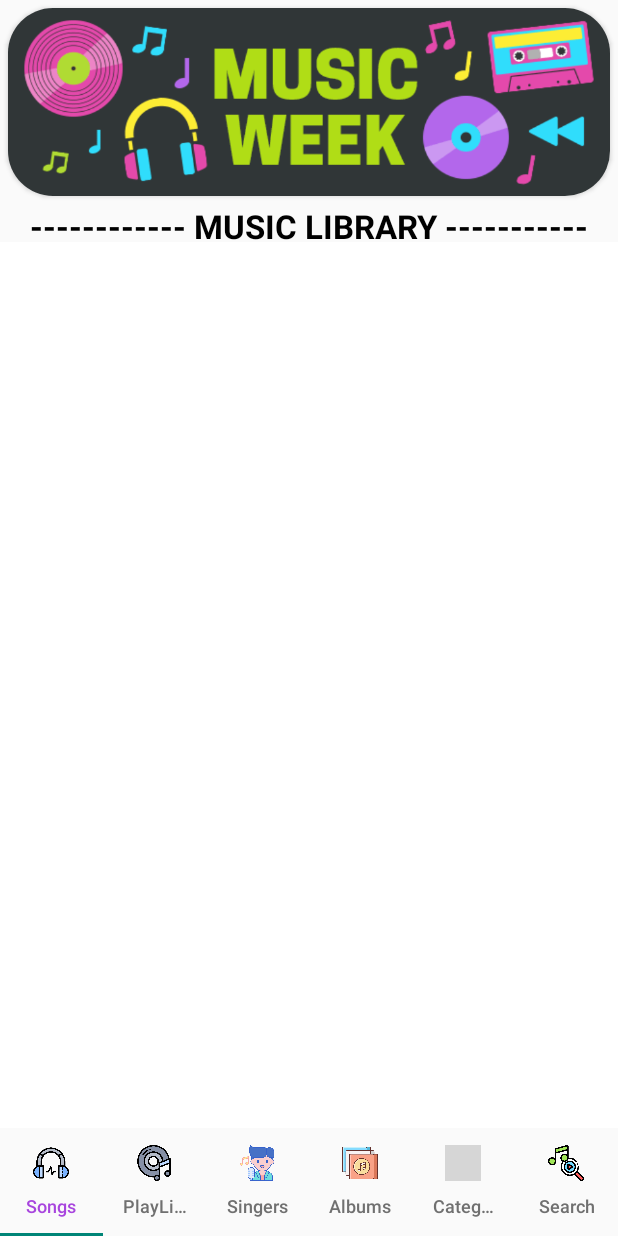
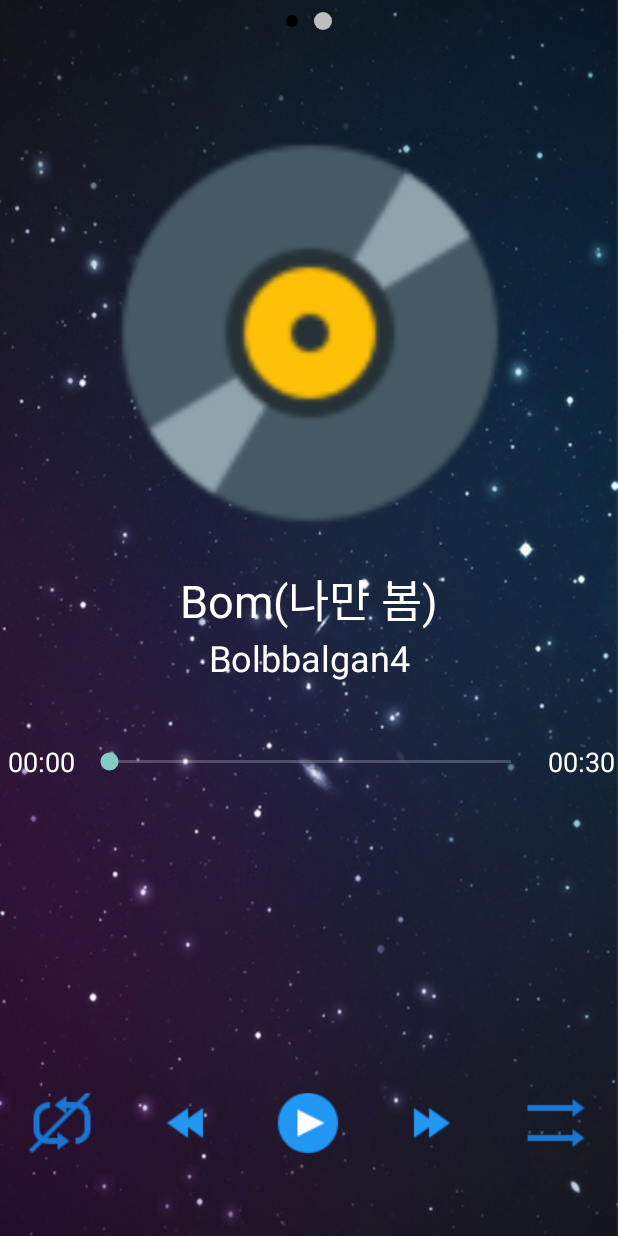
Before and after one commit to hungle140898/t5_android_mediaplayer, an Android app: the screen it shows after launch (MainActivity before the commit, PlaySongActivity after it), on a phone screen of 412 x 824 dp. Run offline under Robolectric (Android 15) with nearby library versions, the phone set to English and light mode, and no system bars; grey boxes are pictures that could not be loaded.

Commit message:
hoàn thành phần phát nhạc

```diff
--- a/app/build.gradle
+++ b/app/build.gradle
@@ -22,6 +22,7 @@
     implementation fileTree(dir: 'libs', include: ['*.jar'])
     implementation 'com.android.support:appcompat-v7:28.0.0'
     implementation 'com.android.support.constraint:constraint-layout:1.1.3'
+    implementation 'com.android.support:support-v4:28.0.0'
     testImplementation 'junit:junit:4.12'
     androidTestImplementation 'com.android.support.test:runner:1.0.2'
     androidTestImplementation 'com.android.support.test.espresso:espresso-core:3.0.2'
--- a/app/src/main/AndroidManifest.xml
+++ b/app/src/main/AndroidManifest.xml
@@ -8,15 +8,15 @@
         android:label="@string/app_name"
         android:roundIcon="@mipmap/ic_launcher_round"
         android:supportsRtl="true"
-        android:theme="@style/Theme.AppCompat.Light.NoActionBar">
-        <activity android:name=".Activity.MainActivity">
+        android:theme="@style/Theme.AppCompat.NoActionBar">
+        <activity android:name=".Activity.PlaySongActivity">
             <intent-filter>
                 <action android:name="android.intent.action.MAIN" />
 
                 <category android:name="android.intent.category.LAUNCHER" />
             </intent-filter>
         </activity>
-        <activity android:name=".Activity.PlaySongActivity">
+        <activity android:name=".Activity.MainActivity">
             <intent-filter>
                 <action android:name="android.intent.action.VIEW" />
 
--- a/app/src/main/java/com/example/appmusic/Activity/PlaySongActivity.java
+++ b/app/src/main/java/com/example/appmusic/Activity/PlaySongActivity.java
@@ -18,6 +18,8 @@
 
 import android.media.MediaPlayer;
 import android.os.Handler;
+import android.support.v4.content.ContextCompat;
+import android.support.v4.view.ViewPager;
 import android.support.v7.app.AppCompatActivity;
 import android.os.Bundle;
 import android.view.View;
@@ -25,56 +27,44 @@
 import android.view.animation.AnimationUtils;
 import android.widget.ImageButton;
 import android.widget.ImageView;
-import android.widget.SeekBar;
-import android.widget.TextView;
+import android.widget.LinearLayout;
+
+import com.example.appmusic.Adapter.ViewPagerAdapter;
+import com.example.appmusic.Fragment.SongDetailsFragment;
+import com.example.appmusic.Fragment.SongsListFragment;
+import com.example.appmusic.Model.Song;
+import com.example.appmusic.R;
 
 import java.text.SimpleDateFormat;
 import java.util.ArrayList;
 import java.util.Collections;
 
-import com.example.appmusic.Model.Song;
-import com.example.appmusic.R;
 
 public class PlaySongActivity extends AppCompatActivity {
 
-    TextView txtTotalTime, txtCurrentTime, txtSongName, txtSingerName;
-    ImageView imgSong;
     ImageButton btnReplay, btnPrev, btnNext, btnPlay, btnShuffle;
-    SeekBar sbSong;
     ArrayList<Song> arraySong;
-    int mPosition = 0;
-    MediaPlayer mediaPlayer;
+    public int mPosition = 0;
+    public MediaPlayer mediaPlayer;
     boolean isReplay = false, isReplayOne = false, isShuffle = false;
     Animation animation;
+    LinearLayout sliderDotspanel;
+    private ImageView[] dots;
+    ViewPager viewPager;
 
     @Override
     protected void onCreate(Bundle savedInstanceState) {
         super.onCreate(savedInstanceState);
-        setContentView(R.layout.activity_main);
+        setContentView(R.layout.activity_playsong);
 
         mapping();
         addSong();
+        setLayout();
+        createMediaPlayer();
+        setTotalTime();
 
-        animation = AnimationUtils.loadAnimation(this, R.anim.disc_rotate);
-
-        createMediaPlayer();
-
-        sbSong.setOnSeekBarChangeListener(new SeekBar.OnSeekBarChangeListener() {
-            @Override
-            public void onProgressChanged(SeekBar seekBar, int progress, boolean fromUser) {
-
-            }
-
-            @Override
-            public void onStartTrackingTouch(SeekBar seekBar) {
-
-            }
-
-            @Override
-            public void onStopTrackingTouch(SeekBar seekBar) {
-                mediaPlayer.seekTo(sbSong.getProgress());
-            }
-        });
+        viewPager.setTag(-16110110, arraySong);
+        viewPager.setTag(-16110111, mPosition);
     }
 
     private void addSong() {
@@ -88,31 +78,26 @@
         arraySong.add(new Song("Older", "Sasha Sloan", R.raw.older));
     }
 
-
     private void mapping() {
-        txtCurrentTime = findViewById(R.id.txtThoiGianHienTai);
-        txtTotalTime = findViewById(R.id.txtTongThoiGian);
-        txtSingerName = findViewById(R.id.txtTenCaSi);
-        txtSongName = findViewById(R.id.txtTenBaiHat);
-        imgSong = findViewById(R.id.imgAnhBaiHat);
+        viewPager = findViewById(R.id.viewPager);
         btnPlay = findViewById(R.id.btnPlay);
         btnNext = findViewById(R.id.btnNext);
         btnPrev = findViewById(R.id.btnPrevious);
         btnReplay = findViewById(R.id.btnLapLai);
         btnShuffle = findViewById(R.id.btnNgauNhien);
-        sbSong = findViewById(R.id.sbBaiHat);
+        sliderDotspanel = findViewById(R.id.SliderDots);
     }
 
-    private void createMediaPlayer() {
+    public void createMediaPlayer() {
         mediaPlayer = MediaPlayer.create(PlaySongActivity.this, arraySong.get(mPosition).getFile());
-        txtSongName.setText(arraySong.get(mPosition).getTitle());
-        txtSingerName.setText(arraySong.get(mPosition).getSinger());
+        viewPager.setTag(-16110400, arraySong.get(mPosition).getTitle());
+        viewPager.setTag(-16110401, arraySong.get(mPosition).getSinger());
     }
 
-    private void setTotalTime() {
+    public void setTotalTime() {
         SimpleDateFormat dateFormat = new SimpleDateFormat("mm:ss");
-        txtTotalTime.setText(dateFormat.format(mediaPlayer.getDuration()));
-        sbSong.setMax(mediaPlayer.getDuration());
+        viewPager.setTag(-16110402, dateFormat.format(mediaPlayer.getDuration()));
+        viewPager.setTag(-16110403, mediaPlayer.getDuration());
     }
 
     private void updateCurrentTime() {
@@ -120,9 +105,9 @@
         handler.postDelayed(new Runnable() {
             @Override
             public void run() {
-                SimpleDateFormat dateFormat = new SimpleDateFormat("mm:ss");
-                txtCurrentTime.setText(dateFormat.format(mediaPlayer.getCurrentPosition()));
-                sbSong.setProgress(mediaPlayer.getCurrentPosition());
+                viewPager.setTag(-16110404, mediaPlayer.getCurrentPosition());
+                viewPager.setTag(-16110111, mPosition);
+                viewPager.getAdapter().notifyDataSetChanged();
                 mediaPlayer.setOnCompletionListener(new MediaPlayer.OnCompletionListener() {
                     @Override
                     public void onCompletion(MediaPlayer mp) {
@@ -156,11 +141,11 @@
         if (mediaPlayer.isPlaying()) {
             mediaPlayer.pause();
             btnPlay.setImageResource(R.drawable.play);
-            imgSong.clearAnimation();
+            //imgSong.clearAnimation();
         } else {
             mediaPlayer.start();
             btnPlay.setImageResource(R.drawable.pause);
-            imgSong.startAnimation(animation);
+            //imgSong.startAnimation(animation);
         }
         setTotalTime();
         updateCurrentTime();
@@ -177,6 +162,8 @@
         createMediaPlayer();
         mediaPlayer.start();
         btnPlay.setImageResource(R.drawable.pause);
+        viewPager.setTag(-16110111, mPosition);
+        viewPager.getAdapter().notifyDataSetChanged();
         setTotalTime();
         updateCurrentTime();
     }
@@ -192,6 +179,8 @@
         createMediaPlayer();
         mediaPlayer.start();
         btnPlay.setImageResource(R.drawable.pause);
+        viewPager.setTag(-16110111, mPosition);
+        viewPager.getAdapter().notifyDataSetChanged();
         setTotalTime();
         updateCurrentTime();
     }
@@ -222,4 +211,49 @@
             addSong();
         }
     }
+
+    public void setLayout(){
+
+        dots = new ImageView[2];
+        for (int i = 0; i < 2; i++) {
+
+            dots[i] = new ImageView(this);
+            dots[i].setImageDrawable(ContextCompat.getDrawable(getApplicationContext(), R.drawable.nonactive_dot));
+
+            LinearLayout.LayoutParams params = new LinearLayout.LayoutParams(LinearLayout.LayoutParams.WRAP_CONTENT, LinearLayout.LayoutParams.WRAP_CONTENT);
+
+            params.setMargins(8, 0, 8, 0);
+
+            sliderDotspanel.addView(dots[i], params);
+        }
+        dots[1].setImageDrawable(ContextCompat.getDrawable(getApplicationContext(), R.drawable.active_dot));
+        ViewPagerAdapter viewPagerAdapter = new ViewPagerAdapter(getSupportFragmentManager());
+        viewPagerAdapter.addFragment(new SongsListFragment());
+        viewPagerAdapter.addFragment(new SongDetailsFragment());
+        viewPager.setAdapter(viewPagerAdapter);
+        viewPager.setCurrentItem(1);
+
+        viewPager.addOnPageChangeListener(new ViewPager.OnPageChangeListener() {
+            @Override
+            public void onPageScrolled(int i, float v, int i1) {
+
+            }
+
+            @Override
+            public void onPageSelected(int position) {
+                for(int i = 0; i< 2; i++){
+                    dots[i].setImageDrawable(ContextCompat.getDrawable(getApplicationContext(), R.drawable.nonactive_dot));
+                }
+
+                dots[position].setImageDrawable(ContextCompat.getDrawable(getApplicationContext(), R.drawable.active_dot));
+            }
+
+            @Override
+            public void onPageScrollStateChanged(int i) {
+
+            }
+        });
+
+        animation = AnimationUtils.loadAnimation(this, R.anim.disc_rotate);
+    }
 }
--- a/app/src/main/java/com/example/appmusic/Adapter/PlayListAdapter.java
+++ /dev/null
@@ -1,6 +0,0 @@
-package com.example.appmusic.Adapter;
-
-import android.widget.ArrayAdapter;
-
-public class PlayListAdapter  {
-}
--- /dev/null
+++ b/app/src/main/java/com/example/appmusic/Adapter/SongsListAdapter.java
@@ -0,0 +1,49 @@
+package com.example.appmusic.Adapter;
+
+import android.app.Activity;
+import android.view.LayoutInflater;
+import android.view.View;
+import android.view.ViewGroup;
+import android.widget.ArrayAdapter;
+import android.widget.TextView;
+
+import com.example.appmusic.R;
+
+import static android.graphics.Color.rgb;
+
+public class SongsListAdapter extends ArrayAdapter<String> {
+
+    private final Activity context;
+    private final String[] song;
+    private final String[] singer;
+    private int mPosition = 0;
+
+    public SongsListAdapter(Activity context,
+                            String[] song, String[] singer) {
+        super(context, R.layout.item, song);
+        this.context = context;
+        this.song = song;
+        this.singer = singer;
+
+    }
+
+    public void setActiveSong(int position){
+        mPosition = position;
+    }
+    @Override
+    public View getView(int position, View view, ViewGroup parent) {
+        LayoutInflater inflater = context.getLayoutInflater();
+        View rowView= inflater.inflate(R.layout.item, null, true);
+        TextView txtTitle = rowView.findViewById(R.id.songItem);
+        TextView txtSinger =  rowView.findViewById(R.id.singerItem);
+
+        txtTitle.setText(song[position]);
+        txtSinger.setText(singer[position]);
+
+        if(position == mPosition){
+            txtSinger.setTextColor(rgb(204, 102, 153));
+            txtTitle.setTextColor(rgb(204, 102, 153));
+        }
+        return rowView;
+    }
+}
--- /dev/null
+++ b/app/src/main/java/com/example/appmusic/Adapter/ViewPagerAdapter.java
@@ -0,0 +1,35 @@
+package com.example.appmusic.Adapter;
+
+import android.support.v4.app.Fragment;
+import android.support.v4.app.FragmentManager;
+import android.support.v4.app.FragmentPagerAdapter;
+
+import java.util.ArrayList;
+
+public class ViewPagerAdapter extends FragmentPagerAdapter {
+    private ArrayList<Fragment> arrayFragment = new ArrayList<>();
+    public ViewPagerAdapter(FragmentManager fm) {
+        super(fm);
+    }
+
+    @Override
+    public Fragment getItem(int position) {
+        return arrayFragment.get(position);
+    }
+
+    @Override
+    public int getCount() {
+        return arrayFragment.size();
+    }
+    public void addFragment(Fragment fragment)
+    {
+        arrayFragment.add(fragment);
+    }
+
+    @Override
+    public int getItemPosition(Object object) {
+        // POSITION_NONE makes it possible to reload the PagerAdapter
+        return POSITION_NONE;
+    }
+
+}
--- /dev/null
+++ b/app/src/main/java/com/example/appmusic/Fragment/SongDetailsFragment.java
@@ -0,0 +1,66 @@
+package com.example.appmusic.Fragment;
+
+import android.os.Bundle;
+import android.os.Handler;
+import android.support.v4.app.Fragment;
+import android.view.LayoutInflater;
+import android.view.View;
+import android.view.ViewGroup;
+import android.widget.SeekBar;
+import android.widget.TextView;
+
+import com.example.appmusic.Activity.PlaySongActivity;
+import com.example.appmusic.R;
+
+import java.text.SimpleDateFormat;
+
+
+public class SongDetailsFragment extends Fragment{
+    TextView txtTotalTime, txtCurrentTime, txtSongName, txtSingerName;
+    SeekBar sbSong;
+
+    @Override
+    public View onCreateView(LayoutInflater inflater, ViewGroup container,
+                             Bundle savedInstanceState) {
+        View view = inflater.inflate(R.layout.fragment_song_details, container, false);
+
+        txtTotalTime = view.findViewById(R.id.txtTongThoiGian);
+        txtCurrentTime =  view.findViewById(R.id.txtThoiGianHienTai);
+        txtSongName = view.findViewById(R.id.txtTenBaiHat);
+        txtSingerName = view.findViewById(R.id.txtTenCaSi);
+        sbSong = view.findViewById(R.id.sbBaiHat);
+        Handler progressBarHandler = new Handler();
+
+        txtSongName.setText(container.getTag(-16110400).toString());
+        txtSingerName.setText(container.getTag(-16110401).toString());
+        txtTotalTime.setText(container.getTag(-16110402).toString());
+        sbSong.setMax(Integer.parseInt(container.getTag(-16110403).toString()));
+        if(container.getTag(-16110404)!= null) {
+            SimpleDateFormat dateFormat = new SimpleDateFormat("mm:ss");
+            txtCurrentTime.setText(dateFormat.format(((PlaySongActivity)getActivity()).mediaPlayer.getCurrentPosition()));
+            progressBarHandler .post(new Runnable() {
+
+                public void run() {
+                    sbSong.setProgress(((PlaySongActivity)getActivity()).mediaPlayer.getCurrentPosition());
+                }
+            });
+        }
+        sbSong.setOnSeekBarChangeListener(new SeekBar.OnSeekBarChangeListener() {
+            @Override
+            public void onProgressChanged(SeekBar seekBar, int progress, boolean fromUser) {
+
+            }
+
+            @Override
+            public void onStartTrackingTouch(SeekBar seekBar) {
+
+            }
+
+            @Override
+            public void onStopTrackingTouch(SeekBar seekBar) {
+                ((PlaySongActivity)getActivity()).mediaPlayer.seekTo(sbSong.getProgress());
+            }
+        });
+        return view;
+    }
+}
--- /dev/null
+++ b/app/src/main/java/com/example/appmusic/Fragment/SongsListFragment.java
@@ -0,0 +1,54 @@
+package com.example.appmusic.Fragment;
+
+import android.os.Bundle;
+import android.support.v4.app.Fragment;
+import android.view.LayoutInflater;
+import android.view.View;
+import android.view.ViewGroup;
+import android.widget.AdapterView;
+import android.widget.ListView;
+
+import java.util.ArrayList;
+
+import com.example.appmusic.Activity.PlaySongActivity;
+import com.example.appmusic.Adapter.SongsListAdapter;
+import com.example.appmusic.Model.Song;
+import com.example.appmusic.R;
+
+public class SongsListFragment extends Fragment {
+    ArrayList<Song> arrayList = new ArrayList<>();
+    int mPosition = 0;
+
+    @Override
+    public View onCreateView(LayoutInflater inflater, ViewGroup container,
+                             Bundle savedInstanceState) {
+        View view = inflater.inflate(R.layout.fragment_songs_list, container, false);
+        ListView resultsListView = view.findViewById(R.id.listview);
+        String[] song = new String[1000];
+        String[] singer = new String[1000];
+        arrayList = (ArrayList) container.getTag(-16110110);
+        mPosition = Integer.parseInt(container.getTag(-16110111).toString());
+
+        for (int i = 0; i < arrayList.size(); i++) {
+            song[i] = arrayList.get(i).getTitle();
+            singer[i] = arrayList.get(i).getSinger();
+        }
+        SongsListAdapter adapter = new
+                SongsListAdapter(getActivity(), song, singer);
+        adapter.setActiveSong(mPosition);
+        resultsListView.setAdapter(adapter);
+
+        resultsListView.setOnItemClickListener(new AdapterView.OnItemClickListener() {
+            @Override
+            public void onItemClick(AdapterView<?> parent, View view,
+                                    int position, long id) {
+                ((PlaySongActivity) getActivity()).mPosition = position;
+                ((PlaySongActivity) getActivity()).createMediaPlayer();
+                ((PlaySongActivity) getActivity()).onPlay(view);
+            }
+        });
+
+        return view;
+    }
+
+}
--- /dev/null
+++ b/app/src/main/res/drawable/active_dot.xml
@@ -0,0 +1,9 @@
+<?xml version="1.0" encoding="utf-8"?>
+<shape xmlns:android="http://schemas.android.com/apk/res/android"
+    android:shape="oval" android:useLevel="true"
+    android:dither="true">
+
+    <size android:height="12dip" android:width="12dip"/>
+
+    <solid android:color="#bebebe"/>
+</shape>
--- /dev/null
+++ b/app/src/main/res/drawable/nonactive_dot.xml
@@ -0,0 +1,9 @@
+<?xml version="1.0" encoding="utf-8"?>
+<shape xmlns:android="http://schemas.android.com/apk/res/android"
+    android:shape="oval" android:useLevel="true"
+    android:dither="true">
+
+    <size android:height="8dip" android:width="8dip"/>
+
+    <solid android:color="#000000"/>
+</shape>
--- a/app/src/main/res/layout/activity_playsong.xml
+++ b/app/src/main/res/layout/activity_playsong.xml
@@ -6,8 +6,17 @@
     android:layout_height="match_parent"
     android:background="@drawable/background"
     android:screenOrientation="portrait"
-    tools:context=".Activity.PlaySongActivity">
+    tools:context=".MainActivity">
 
+
+    <LinearLayout
+        android:id="@+id/SliderDots"
+        android:layout_width="match_parent"
+        android:layout_height="24dp"
+        android:layout_alignParentTop="true"
+        android:layout_marginTop="2dp"
+        android:gravity="center_vertical|center_horizontal"
+        android:orientation="horizontal" />
 
     <LinearLayout
         android:layout_width="match_parent"
@@ -64,71 +73,11 @@
 
     </LinearLayout>
 
-    <ImageView
-        android:id="@+id/imgAnhBaiHat"
-        android:layout_width="300dp"
-        android:layout_height="300dp"
-        android:layout_alignParentStart="true"
-        android:layout_alignParentEnd="true"
-        android:layout_alignParentBottom="true"
-        android:layout_marginStart="54dp"
-        android:layout_marginEnd="55dp"
-        android:layout_marginBottom="297dp"
-        app:srcCompat="@drawable/music_record" />
-
-    <TextView
-        android:id="@+id/txtTenCaSi"
+    <android.support.v4.view.ViewPager
+        android:id="@+id/viewPager"
         android:layout_width="match_parent"
-        android:layout_height="wrap_content"
-        android:layout_alignParentBottom="true"
-        android:layout_marginBottom="201dp"
-        android:gravity="center"
-        android:text="Tên ca sĩ"
-        android:textColor="@android:color/background_light"
-        android:textSize="24sp" />
-
-    <TextView
-        android:id="@+id/txtTenBaiHat"
-        android:layout_width="match_parent"
-        android:layout_height="wrap_content"
-        android:layout_alignParentBottom="true"
-        android:layout_marginBottom="239dp"
-        android:gravity="center"
-        android:text="Tên bài hát"
-        android:textColor="@android:color/background_light"
-        android:textSize="30sp" />
-
-    <SeekBar
-        android:id="@+id/sbBaiHat"
-        android:layout_width="300dp"
-        android:layout_height="wrap_content"
-        android:layout_alignParentEnd="true"
-        android:layout_alignParentBottom="true"
-        android:layout_marginEnd="55dp"
-        android:layout_marginBottom="155dp" />
-
-    <TextView
-        android:id="@+id/txtThoiGianHienTai"
-        android:layout_width="wrap_content"
-        android:layout_height="wrap_content"
-        android:layout_alignParentStart="true"
-        android:layout_alignParentBottom="true"
-        android:layout_marginStart="5dp"
-        android:layout_marginBottom="152dp"
-        android:text="00:00"
-        android:textColor="@android:color/background_light"
-        android:textSize="18sp" />
-
-    <TextView
-        android:id="@+id/txtTongThoiGian"
-        android:layout_width="wrap_content"
-        android:layout_height="wrap_content"
-        android:layout_alignParentEnd="true"
-        android:layout_alignParentBottom="true"
-        android:layout_marginEnd="2dp"
-        android:layout_marginBottom="152dp"
-        android:text="00:00"
-        android:textColor="@android:color/background_light"
-        android:textSize="18sp" />
+        android:layout_height="504dp"
+        android:layout_alignParentTop="true"
+        android:layout_marginTop="38dp" />
 
 </RelativeLayout>
--- /dev/null
+++ b/app/src/main/res/layout/fragment_song_details.xml
@@ -0,0 +1,77 @@
+<?xml version="1.0" encoding="utf-8"?>
+<RelativeLayout xmlns:android="http://schemas.android.com/apk/res/android"
+    xmlns:app="http://schemas.android.com/apk/res-auto"
+    xmlns:tools="http://schemas.android.com/tools"
+    android:layout_width="match_parent"
+    android:layout_height="match_parent"
+    android:background="@android:color/transparent"
+    tools:context=".Fragment.SongDetailsFragment">
+
+    <ImageView
+        android:id="@+id/imgAnhBaiHat"
+        android:layout_width="300dp"
+        android:layout_height="300dp"
+        android:layout_alignParentStart="true"
+        android:layout_alignParentEnd="true"
+        android:layout_alignParentBottom="true"
+        android:layout_marginStart="55dp"
+        android:layout_marginEnd="54dp"
+        android:layout_marginBottom="170dp"
+        app:srcCompat="@drawable/music_record" />
+
+    <TextView
+        android:id="@+id/txtTenCaSi"
+        android:layout_width="match_parent"
+        android:layout_height="wrap_content"
+        android:layout_alignParentBottom="true"
+        android:layout_marginBottom="87dp"
+        android:gravity="center"
+        android:text="Tên ca sĩ"
+        android:textColor="@android:color/background_light"
+        android:textSize="24sp" />
+
+    <TextView
+        android:id="@+id/txtTenBaiHat"
+        android:layout_width="match_parent"
+        android:layout_height="wrap_content"
+        android:layout_alignParentBottom="true"
+        android:layout_marginBottom="120dp"
+        android:gravity="center"
+        android:text="Tên bài hát"
+        android:textColor="@android:color/background_light"
+        android:textSize="30sp" />
+
+    <SeekBar
+        android:id="@+id/sbBaiHat"
+        android:layout_width="300dp"
+        android:layout_height="wrap_content"
+        android:layout_alignParentEnd="true"
+        android:layout_alignParentBottom="true"
+        android:layout_marginEnd="55dp"
+        android:layout_marginBottom="25dp" />
+
+    <TextView
+        android:id="@+id/txtThoiGianHienTai"
+        android:layout_width="wrap_content"
+        android:layout_height="wrap_content"
+        android:layout_alignParentStart="true"
+        android:layout_alignParentBottom="true"
+        android:layout_marginStart="5dp"
+        android:layout_marginBottom="22dp"
+        android:text="00:00"
+        android:textColor="@android:color/background_light"
+        android:textSize="18sp" />
+
+    <TextView
+        android:id="@+id/txtTongThoiGian"
+        android:layout_width="wrap_content"
+        android:layout_height="wrap_content"
+        android:layout_alignParentEnd="true"
+        android:layout_alignParentBottom="true"
+        android:layout_marginEnd="2dp"
+        android:layout_marginBottom="22dp"
+        android:text="00:00"
+        android:textColor="@android:color/background_light"
+        android:textSize="18sp" />
+
+</RelativeLayout>
--- a/app/src/main/res/values/strings.xml
+++ b/app/src/main/res/values/strings.xml
@@ -1,3 +1,6 @@
 <resources>
     <string name="app_name">AppMusic</string>
+
+    <!-- TODO: Remove or change this placeholder text -->
+    <string name="hello_blank_fragment">Hello blank fragment</string>
 </resources>
```
Also changed, not shown: app/src/main/res/layout/fragment_songs_list.xml (added, +16 -0 lines), app/src/main/res/layout/item.xml (added, +27 -0 lines), app/src/main/res/layout/list_item.xml (deleted, +0 -42 lines).
